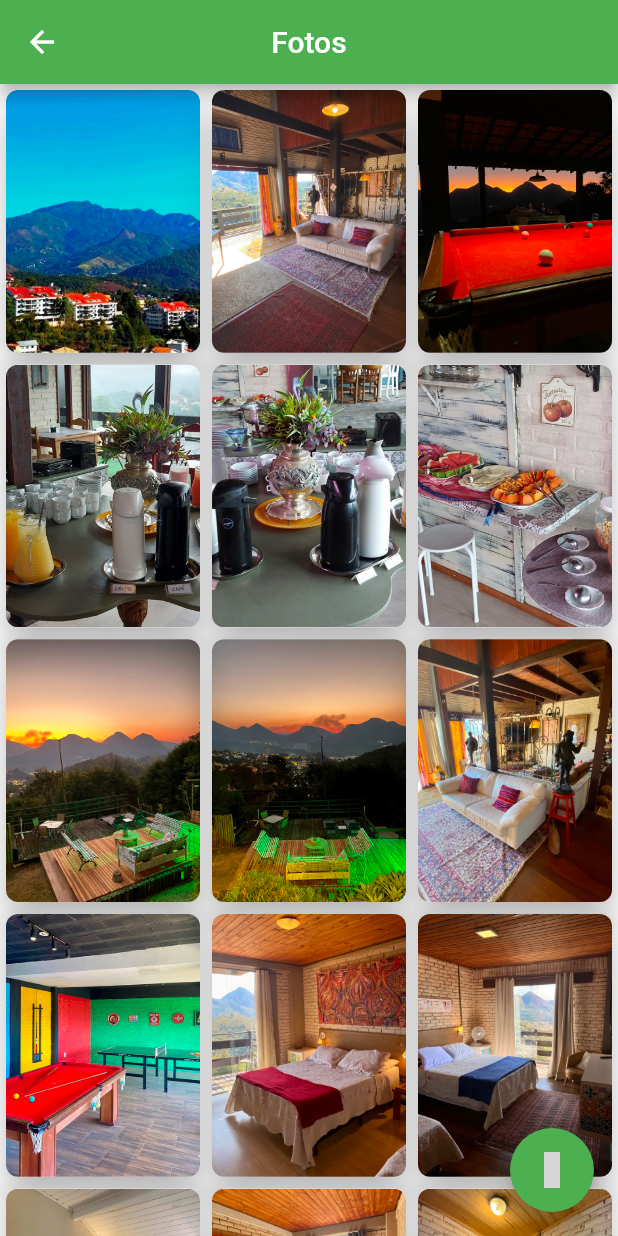
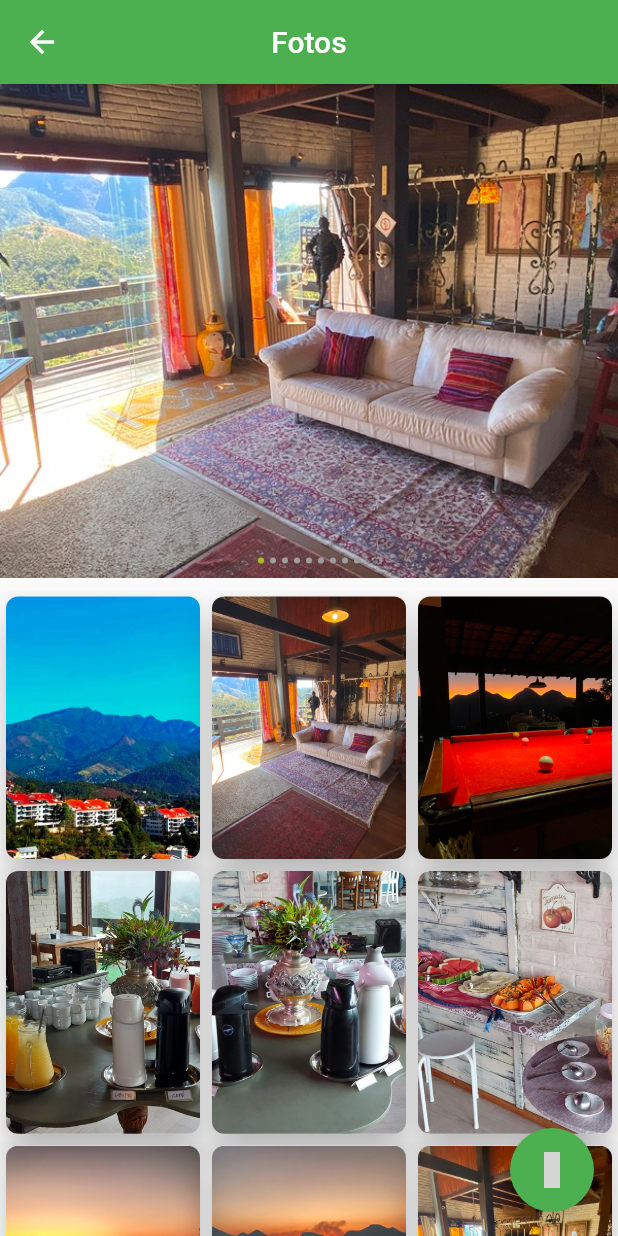
Before and after one commit to mattostiago/vdf, a Flutter app: the Fotos screen opened directly, on a phone screen of 412 x 824 dp. Run offline on Flutter 3.47's test engine with Material 2 defaults, Android fonts, the phone set to English and light mode, and no system bars; drawn by our look-alikes of flutter_image_slideshow; our stand-ins replace carousel_slider; statements that could not run were skipped; grey boxes are pictures that could not be loaded.

Commit message:
Slide em Fotos

```diff
--- a/lib/source/screens/fotos.dart
+++ b/lib/source/screens/fotos.dart
@@ -1,6 +1,7 @@
 import 'package:flutter/material.dart';
 import 'package:flutter/src/widgets/container.dart';
 import 'package:flutter/src/widgets/framework.dart';
+import 'package:flutter_image_slideshow/flutter_image_slideshow.dart';
 import 'package:vdf/source/components/botoes.dart';
 import 'package:vdf/source/components/modal.dart';
 import 'package:vdf/source/data/dados.dart';
@@ -30,6 +31,20 @@ class _FotosState extends State<Fotos> {
       ),
       floatingActionButton: botao.retornaBotaoFlutuanteWhatsApp(),
       body: Center(
+          child: Column(
+        children: [
+          ImageSlideshow(
+              indicatorColor: cor1,
+              onPageChanged: (value) {
+                //debugPrint('Page changed: $value');
+              },
+              height: MediaQuery.of(context).size.height * 0.4,
+              indicatorRadius: 2,
+              autoPlayInterval: 3000,
+              isLoop: true,
+              children: dados.pegarSlideSobre()),
+          const SizedBox(height: 8),
+          Expanded(
             child: GridView.builder(
                 itemCount: imagem.length,
                 gridDelegate: const SliverGridDelegateWithFixedCrossAxisCount(
@@ -63,6 +78,8 @@ class _FotosState extends State<Fotos> {
                   );
                 }),
           ),
+        ],
+      )),
     );
   }
 }
```
Lines whose indentation alone changed are shown as unchanged.
